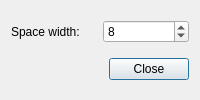
Before: the Qt Designer form plugin-spacer/spacerconfiguration.ui in lxqt/lxqt-panel, drawn with Qt 5.
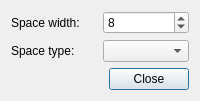
After: the same form once the commit is applied.

Commit message: plugin-spacer: support for stylable spaces

```diff
--- a/plugin-spacer/spacerconfiguration.ui
+++ b/plugin-spacer/spacerconfiguration.ui
@@ -32,6 +32,20 @@
      </property>
     </widget>
    </item>
+   <item row="1" column="0">
+    <widget class="QLabel" name="labelType">
+     <property name="text">
+      <string>Space type:</string>
+     </property>
+    </widget>
+   </item>
+   <item row="1" column="1">
+    <widget class="QComboBox" name="typeCB">
+     <property name="editable">
+      <bool>false</bool>
+     </property>
+    </widget>
+   </item>
    <item row="2" column="0" colspan="2">
     <widget class="QDialogButtonBox" name="buttons">
      <property name="orientation">
```
Left out of the diff: 2 changed lines with no effect on the pictures. The commit also changes 4 other files.
